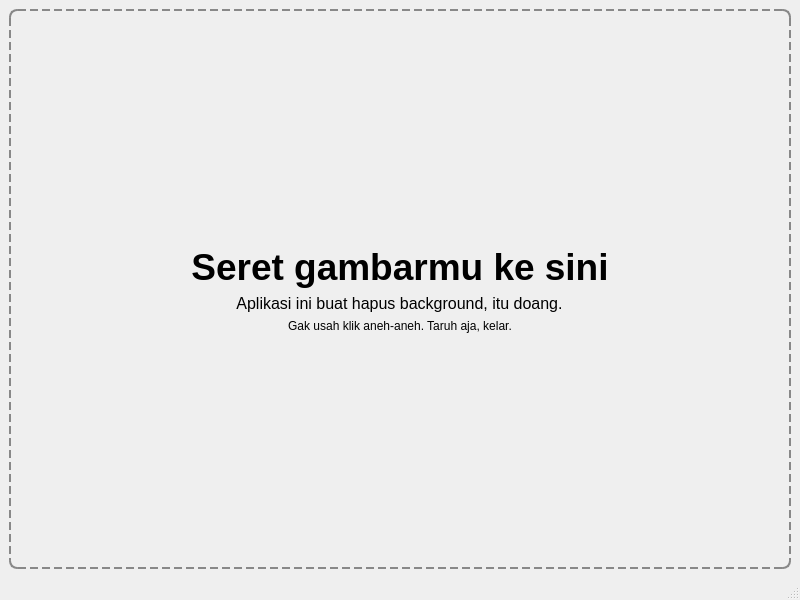
This is APP/gui/main_window.ui in mudrikam/Keong-MAS as Qt 5 draws it before an edit. The edited form follows.
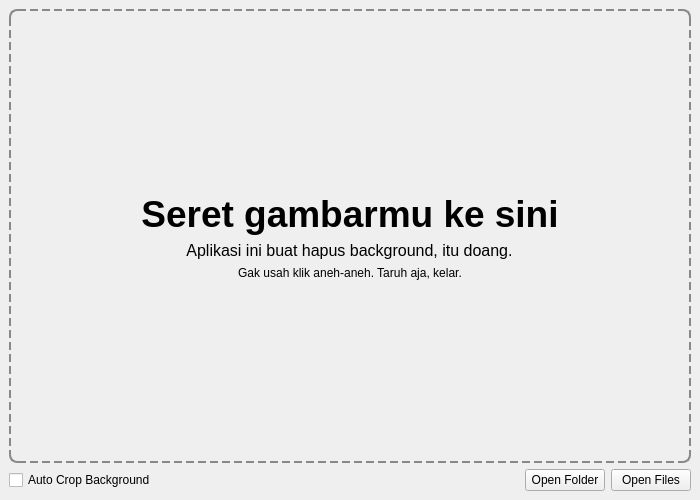
This is the edited form.

Commit message: feat: Update main window dimensions and add controls for background cropping

What changed in the file:
```diff
--- a/APP/gui/main_window.ui
+++ b/APP/gui/main_window.ui
@@ -6,8 +6,8 @@
    <rect>
     <x>0</x>
     <y>0</y>
-    <width>800</width>
-    <height>600</height>
+    <width>700</width>
+    <height>500</height>
    </rect>
   </property>
   <property name="windowTitle">
@@ -119,6 +119,44 @@
       </item>
      </layout>
     </item>
+    <item>
+     <layout class="QHBoxLayout" name="horizontalLayout">
+      <item>
+       <widget class="QCheckBox" name="checkBox">
+        <property name="text">
+         <string>Auto Crop Background</string>
+        </property>
+       </widget>
+      </item>
+      <item>
+       <spacer name="horizontalSpacer">
+        <property name="orientation">
+         <enum>Qt::Horizontal</enum>
+        </property>
+        <property name="sizeHint" stdset="0">
+         <size>
+          <width>40</width>
+          <height>20</height>
+         </size>
+        </property>
+       </spacer>
+      </item>
+      <item>
+       <widget class="QPushButton" name="openFolder">
+        <property name="text">
+         <string>Open Folder</string>
+        </property>
+       </widget>
+      </item>
+      <item>
+       <widget class="QPushButton" name="openFiles">
+        <property name="text">
+         <string>Open Files</string>
+        </property>
+       </widget>
+      </item>
+     </layout>
+    </item>
    </layout>
   </widget>
   <widget class="QMenuBar" name="menubar">
@@ -131,7 +169,6 @@
     </rect>
    </property>
   </widget>
-  <widget class="QStatusBar" name="statusbar"/>
  </widget>
  <resources/>
  <connections/>
```
Left out of the diff: 2 changed lines with no effect on the pictures.
